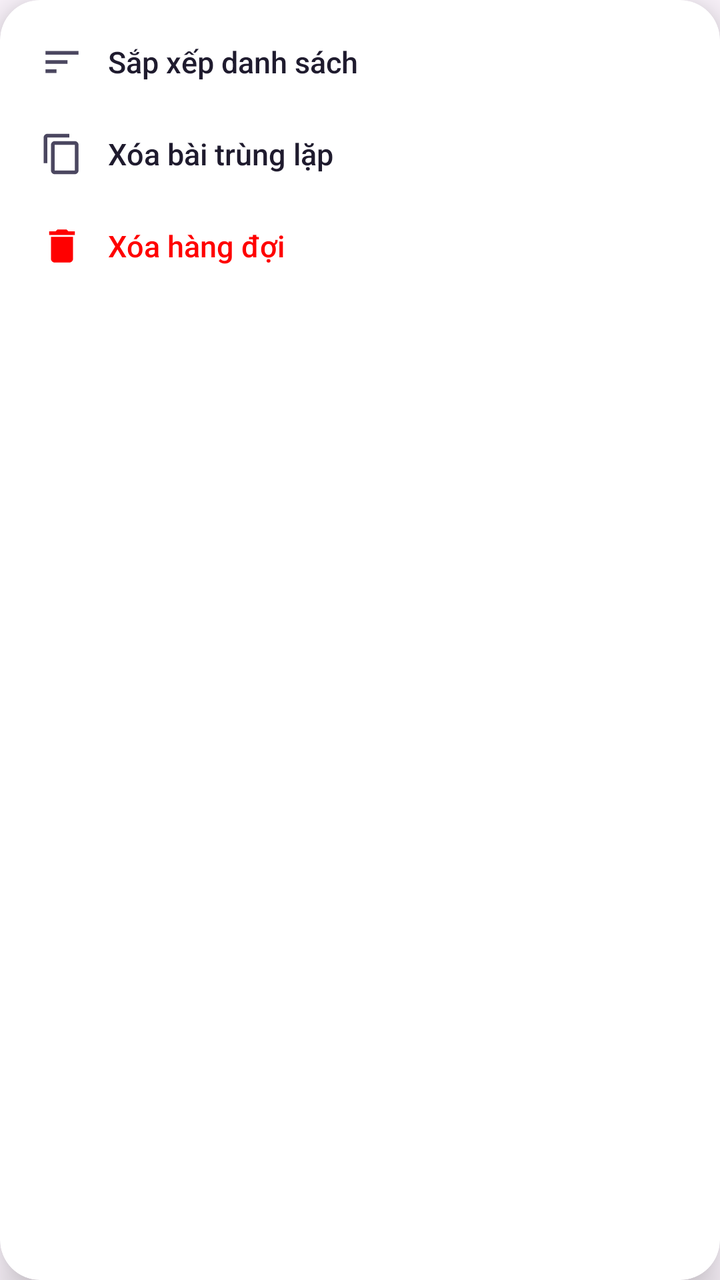
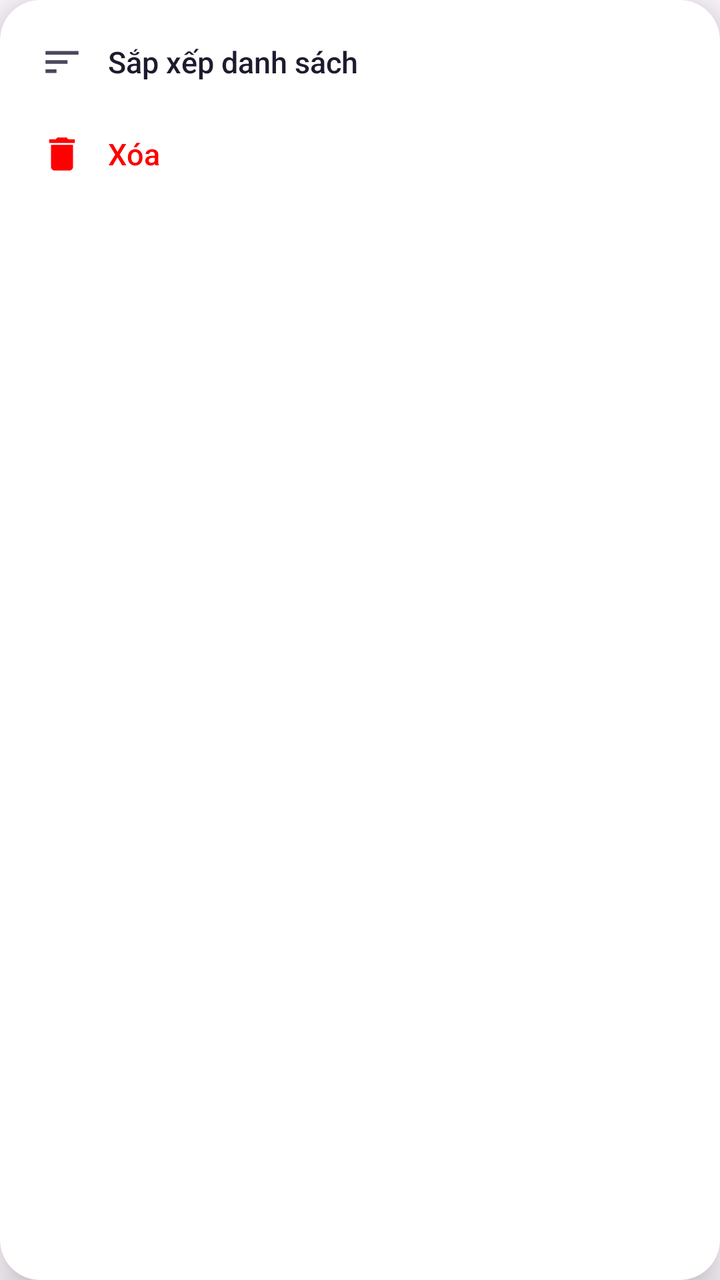

Before-and-after screenshots of an Android layout around one commit, followed by the original layout XML and the change that was made.
<!-- AndroidManifest.xml: application theme Theme.LocalMusic -->
<!-- res/layout/dialog_queue_options.xml -->
<?xml version="1.0" encoding="utf-8"?>
<androidx.cardview.widget.CardView xmlns:android="http://schemas.android.com/apk/res/android"
    xmlns:app="http://schemas.android.com/apk/res-auto"
    android:layout_width="236dp"
    android:layout_height="wrap_content"
    app:cardBackgroundColor="#FFFFFF"
    app:cardCornerRadius="20dp"
    app:cardElevation="12dp">

    <LinearLayout
        android:layout_width="match_parent"
        android:layout_height="wrap_content"
        android:orientation="vertical"
        android:padding="8dp">

        
        <LinearLayout
            android:id="@+id/btnQoSort"
            android:layout_width="match_parent"
            android:layout_height="wrap_content"
            android:background="?attr/selectableItemBackground"
            android:gravity="center_vertical"
            android:orientation="horizontal"
            android:padding="12dp">

            <ImageView
                android:layout_width="22dp"
                android:layout_height="22dp"
                android:src="@drawable/ic_q_sort" />

            <TextView
                android:layout_width="wrap_content"
                android:layout_height="wrap_content"
                android:layout_marginStart="12dp"
                android:fontFamily="sans-serif-medium"
                android:text="Sắp xếp danh sách"
                android:textColor="#1F1B2E"
                android:textSize="15sp" />
        </LinearLayout>

        
        <LinearLayout
            android:id="@+id/btnQoDuplicates"
            android:layout_width="match_parent"
            android:layout_height="wrap_content"
            android:background="?attr/selectableItemBackground"
            android:gravity="center_vertical"
            android:orientation="horizontal"
            android:padding="12dp">

            <ImageView
                android:layout_width="22dp"
                android:layout_height="22dp"
                android:src="@drawable/ic_q_duplicate" />

            <TextView
                android:layout_width="wrap_content"
                android:layout_height="wrap_content"
                android:layout_marginStart="12dp"
                android:fontFamily="sans-serif-medium"
                android:text="Xóa bài trùng lặp"
                android:textColor="#1F1B2E"
                android:textSize="15sp" />
        </LinearLayout>

        
        <LinearLayout
            android:id="@+id/btnQoClear"
            android:layout_width="match_parent"
            android:layout_height="wrap_content"
            android:background="?attr/selectableItemBackground"
            android:gravity="center_vertical"
            android:orientation="horizontal"
            android:padding="12dp">

            <ImageView
                android:layout_width="22dp"
                android:layout_height="22dp"
                android:src="@drawable/ic_delete" />

            <TextView
                android:layout_width="wrap_content"
                android:layout_height="wrap_content"
                android:layout_marginStart="12dp"
                android:fontFamily="sans-serif-medium"
                android:text="Xóa hàng đợi"
                android:textColor="#FF0000"
                android:textSize="15sp" />
        </LinearLayout>
    </LinearLayout>
</androidx.cardview.widget.CardView>
<!-- resources referenced by this layout -->
<resources>
  <!-- drawable ic_delete (drawable) -->
  <vector xmlns:android="http://schemas.android.com/apk/res/android"
      android:width="24dp" android:height="24dp"
      android:viewportWidth="24" android:viewportHeight="24"
      android:tint="#FF0000">
      <path android:fillColor="@android:color/white" android:pathData="M6,19c0,1.1 0.9,2 2,2h8c1.1,0 2,-0.9 2,-2V7H6v12zM19,4h-3.5l-1,-1h-5l-1,1H5v2h14V4z"/>
  </vector>
  <!-- drawable ic_q_duplicate (drawable) -->
  <?xml version="1.0" encoding="utf-8"?>
  <vector xmlns:android="http://schemas.android.com/apk/res/android"
      android:width="24dp"
      android:height="24dp"
      android:tint="#4B4760"
      android:viewportWidth="24"
      android:viewportHeight="24">
      <path
          android:fillColor="@android:color/white"
          android:pathData="M16,1H4C2.9,1 2,1.9 2,3v14h2V3h12V1zM19,5H8C6.9,5 6,5.9 6,7v14c0,1.1 0.9,2 2,2h11c1.1,0 2,-0.9 2,-2V7C21,5.9 20.1,5 19,5zM19,21H8V7h11V21z" />
  </vector>
  <!-- drawable ic_q_sort (drawable) -->
  <?xml version="1.0" encoding="utf-8"?>
  <vector xmlns:android="http://schemas.android.com/apk/res/android"
      android:width="24dp"
      android:height="24dp"
      android:tint="#4B4760"
      android:viewportWidth="24"
      android:viewportHeight="24">
      <path
          android:fillColor="@android:color/white"
          android:pathData="M3,18h6v-2H3v2zM3,6v2h18V6H3zM3,13h12v-2H3v2z" />
  </vector>
  <style name="Theme.LocalMusic" parent="Theme.Material3.Light.NoActionBar">
          <item name="android:statusBarColor">@color/white</item>
          <item name="android:windowLightStatusBar">true</item>
          <item name="android:windowSplashScreenBackground">#000000</item>
          <item name="android:windowSplashScreenAnimatedIcon">@drawable/logo</item>
      </style>
  <color name="white">#FFFFFF</color>
  <!-- drawable logo: png bitmap (drawable, 12334 bytes) -->
</resources>

<!-- the commit's change to res/layout/dialog_queue_options.xml (unified diff, before → after) -->
@@ -40,32 +40,7 @@
 
         
         <LinearLayout
-            android:id="@+id/btnQoDuplicates"
-            android:layout_width="match_parent"
-            android:layout_height="wrap_content"
-            android:background="?attr/selectableItemBackground"
-            android:gravity="center_vertical"
-            android:orientation="horizontal"
-            android:padding="12dp">
-
-            <ImageView
-                android:layout_width="22dp"
-                android:layout_height="22dp"
-                android:src="@drawable/ic_q_duplicate" />
-
-            <TextView
-                android:layout_width="wrap_content"
-                android:layout_height="wrap_content"
-                android:layout_marginStart="12dp"
-                android:fontFamily="sans-serif-medium"
-                android:text="Xóa bài trùng lặp"
-                android:textColor="#1F1B2E"
-                android:textSize="15sp" />
-        </LinearLayout>
-
-        
-        <LinearLayout
-            android:id="@+id/btnQoClear"
+            android:id="@+id/btnQoDelete"
             android:layout_width="match_parent"
             android:layout_height="wrap_content"
             android:background="?attr/selectableItemBackground"
@@ -83,7 +58,7 @@
                 android:layout_height="wrap_content"
                 android:layout_marginStart="12dp"
                 android:fontFamily="sans-serif-medium"
-                android:text="Xóa hàng đợi"
+                android:text="Xóa"
                 android:textColor="#FF0000"
                 android:textSize="15sp" />
         </LinearLayout>
<!-- resource entries referenced after the edit -->
@@ -6,18 +6,6 @@
       android:viewportWidth="24" android:viewportHeight="24"
       android:tint="#FF0000">
       <path android:fillColor="@android:color/white" android:pathData="M6,19c0,1.1 0.9,2 2,2h8c1.1,0 2,-0.9 2,-2V7H6v12zM19,4h-3.5l-1,-1h-5l-1,1H5v2h14V4z"/>
-  </vector>
-  <!-- drawable ic_q_duplicate (drawable) -->
-  <?xml version="1.0" encoding="utf-8"?>
-  <vector xmlns:android="http://schemas.android.com/apk/res/android"
-      android:width="24dp"
-      android:height="24dp"
-      android:tint="#4B4760"
-      android:viewportWidth="24"
-      android:viewportHeight="24">
-      <path
-          android:fillColor="@android:color/white"
-          android:pathData="M16,1H4C2.9,1 2,1.9 2,3v14h2V3h12V1zM19,5H8C6.9,5 6,5.9 6,7v14c0,1.1 0.9,2 2,2h11c1.1,0 2,-0.9 2,-2V7C21,5.9 20.1,5 19,5zM19,21H8V7h11V21z" />
   </vector>
   <!-- drawable ic_q_sort (drawable) -->
   <?xml version="1.0" encoding="utf-8"?>
